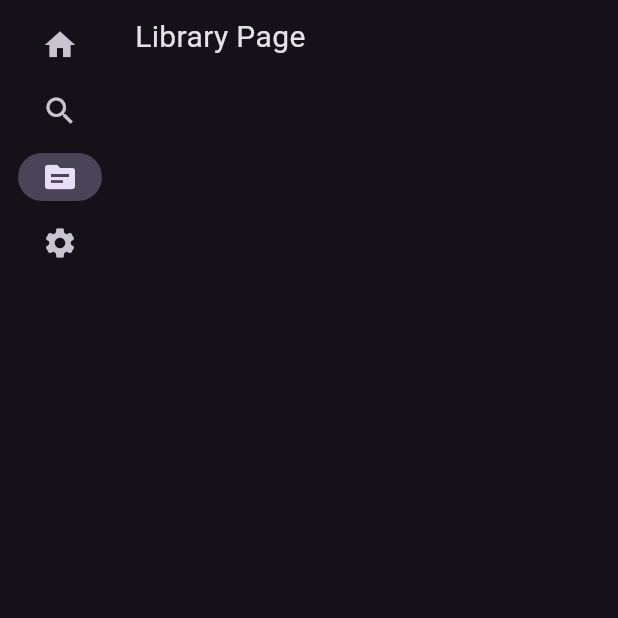
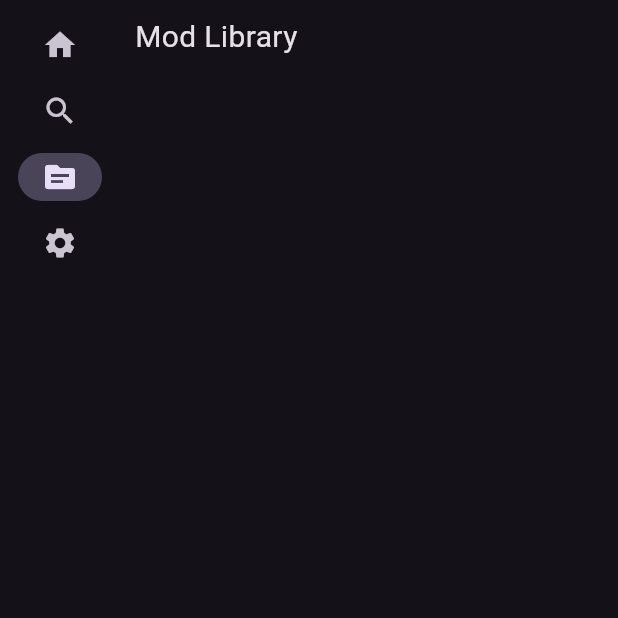
Before and after one commit to untold-titan/Bonelab-Mod-Manager, a Flutter app: the screen it shows after launch, after a tap on "Search", after a tap on "Library", on a phone screen of 412 x 824 dp, the top half of it. Run offline on Flutter 3.47's test engine with Material 2 defaults, Android fonts, the phone set to English and light mode, and no system bars; our stand-ins replace dio, file_picker; missing offline and left inert: window_manager; network calls fail.

Commit message:
Mod Manager v1.0.1

```diff
--- a/lib/library_page.dart
+++ b/lib/library_page.dart
@@ -120,7 +120,7 @@ class _LibraryPageState extends State<LibraryPage> {
             Padding(
               padding: EdgeInsets.all(10.0),
               child: Text(
-                "Library Page",
+                "Mod Library",
                 style: TextStyle(fontSize: 20),
               ),
             ),
--- a/lib/mod_page.dart
+++ b/lib/mod_page.dart
@@ -91,8 +91,7 @@ class _ModPageState extends State<ModPage> {
     // Move it to the bonelab folder
     extractFileToDisk(file.path, tempDir.path);
     var extractedfolder = await tempDir.list().first;
-    var uuid = const Uuid();
-    mod.folderName = uuid.v4();
+    mod.folderName = extractedfolder.path.split("\\").last;
     mod.installedVersion = data["version"];
     (extractedfolder as Directory)
         .rename("${widget.modFolder}/${mod.folderName}");
```
